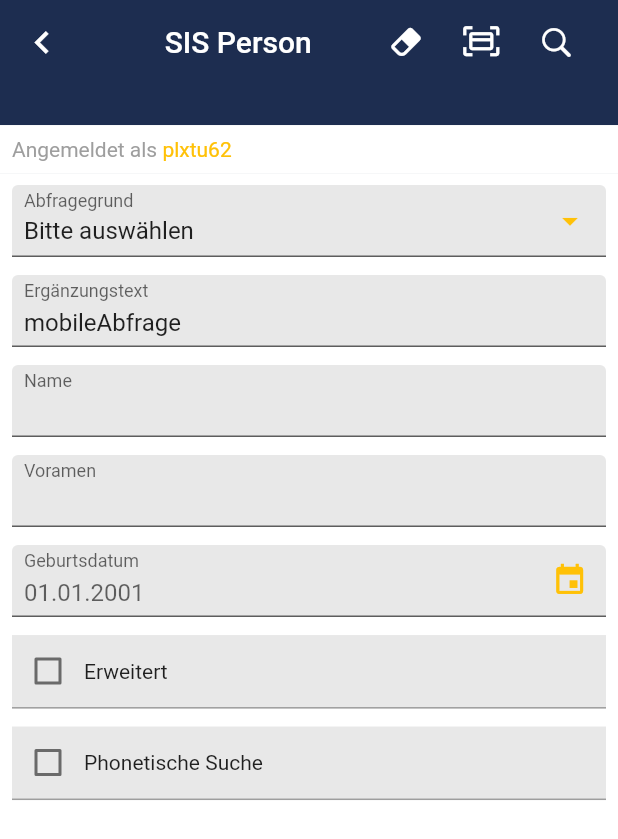
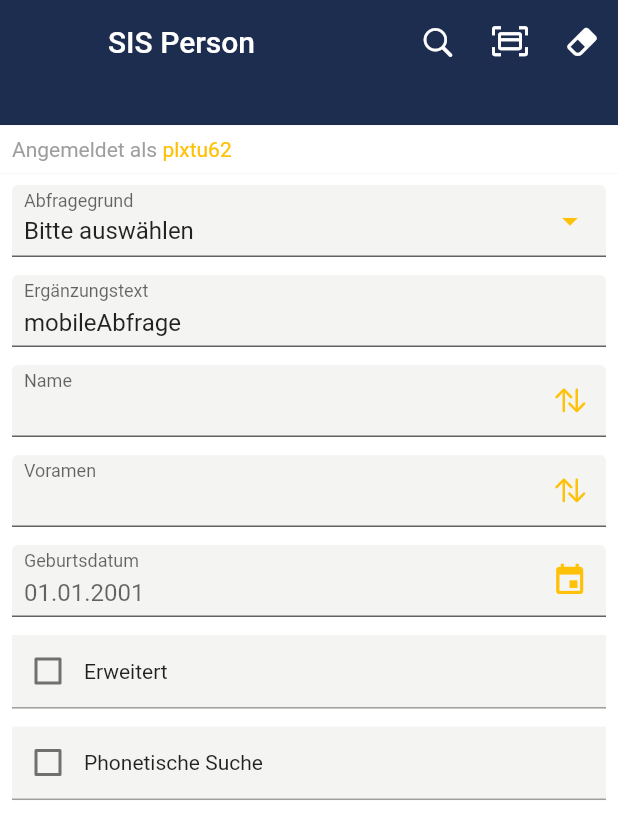
Before and after one commit to Young-Slim-Jim/ba_polizei, a Flutter app: the screen it shows after launch, after a tap on "POLIKS", on a phone screen of 412 x 824 dp. Shown: the top 839 px of the screen. Run offline on Flutter 3.47's test engine with Material 2 defaults, Android fonts, the phone set to English and light mode, and no system bars; our stand-ins replace auto_size_text, cloud_firestore, firebase_auth, firebase_core, fluttericon, font_awesome_flutter; accounts and stored records are empty; network calls fail.

Commit message:
android fixes

```diff
--- a/lib/main.dart
+++ b/lib/main.dart
@@ -46,7 +46,7 @@ class MyApp extends StatelessWidget {
         primaryColor: Platform.isIOS ? Color(0xff00416d) : Color(0xff1d2d50),
         accentColor: Platform.isIOS ? Colors.amber : Colors.white,
         secondaryHeaderColor:
-            Platform.isIOS ? Color(0xff43658b) : Color(0xffe8e8e8),
+            Platform.isIOS ? Color(0xff43658b) : Color(0xfff4f4f2),
         hoverColor: Colors.amber,
         visualDensity: VisualDensity.adaptivePlatformDensity,
         backgroundColor: Platform.isIOS ? Color(0xffe8e8e8) : Colors.white,
--- a/lib/screens/startScreen.dart
+++ b/lib/screens/startScreen.dart
@@ -133,9 +133,7 @@ class StartScreen extends StatelessWidget {
                               TextSpan(text: 'Angemeldet als'),
                               TextSpan(
                                   text: ' plxtu62',
-                                  style: TextStyle(
-                                      color: Theme.of(context)
-                                          .textSelectionColor)),
+                                  style: TextStyle(color: Colors.amber)),
                             ],
                           ),
                         ),
--- a/lib/screens/vivaPerson.dart
+++ b/lib/screens/vivaPerson.dart
@@ -1,5 +1,6 @@
 import 'dart:io';
 
+import 'package:auto_size_text/auto_size_text.dart';
 import 'package:ba_polizei/results_nach_anfrage/widgets/VivaAppbar.dart';
 import 'package:ba_polizei/widgets/androidLoadingSheet.dart';
 import 'package:ba_polizei/widgets/cupertinoLoadingSheet.dart';
@@ -35,6 +36,9 @@ class _VivaPersonState extends State<VivaPerson> {
   final nameFocus = FocusNode();
   final vornameFocus = FocusNode();
   final bdayFocus = FocusNode();
+  final geburtsortFocus = FocusNode();
+  final geburtsnameFocus = FocusNode();
+  final spitznameFocus = FocusNode();
 
   TextEditingController abfragegrundController = TextEditingController(
     text: 'Bitte auswählen',
@@ -77,6 +81,18 @@ class _VivaPersonState extends State<VivaPerson> {
     vornameFocus.addListener(() {
       setState(() {});
     });
+
+    geburtsnameFocus.addListener(() {
+      setState(() {});
+    });
+
+    geburtsortFocus.addListener(() {
+      setState(() {});
+    });
+
+    spitznameFocus.addListener(() {
+      setState(() {});
+    });
   }
 
   Future<void> login() async {
@@ -94,50 +110,46 @@ class _VivaPersonState extends State<VivaPerson> {
             : Size.fromHeight(height * 0.14),
         child: AppBar(
           iconTheme: IconThemeData(color: Theme.of(context).accentColor),
-          leading: IconButton(
+          leading: Platform.isIOS
+              ? IconButton(
                   icon: Icon(Icons.chevron_left, size: 30),
                   onPressed: () {
                     Navigator.pop(context);
                   },
-          ),
+                )
+              : Container(),
           elevation: 0.0,
-          title: Row(
-            children: [
-              Expanded(
-                flex: 45,
-                child: Text(
-                  Platform.isIOS ? "ViVA Person" : "SIS Person",
+          automaticallyImplyLeading: Platform.isIOS ? true : false,
+          title: Platform.isIOS
+              ? Text(
+                  "ViVA Person",
                   textAlign: TextAlign.center,
                   style: TextStyle(color: Colors.white),
+                )
+              : Text(
+                  "SIS Person",
+                  textAlign: TextAlign.left,
+                  style: TextStyle(color: Colors.white),
                 ),
-              ),
-              Expanded(
-                  flex: 13,
-                  child: IconButton(
-                      icon: Platform.isIOS
-                          ? Icon(IOScons.IOSIcons.xmark_square)
-                          : Icon(AndroidIcons.AndroidIcons.eraser),
-                      onPressed: () {})),
-              Expanded(
-                  flex: 13,
-                  child: IconButton(
-                      icon: Platform.isIOS
-                          ? Icon(IOScons.IOSIcons.doc_text_viewfinder)
-                          : Icon(AndroidIcons
-                              .AndroidIcons.credit_card_scan_outline),
-                      onPressed: () => {})),
-              Expanded(
-                flex: 13,
-                child: IconButton(
+          actions: [
+            IconButton(
               icon: Icon(CupertinoIcons.search),
               onPressed: () {
                 searchForPerson();
               },
             ),
-              ),
+            IconButton(
+                icon: Platform.isIOS
+                    ? Icon(IOScons.IOSIcons.doc_text_viewfinder)
+                    : Icon(AndroidIcons.AndroidIcons.credit_card_scan_outline),
+                onPressed: () => {}),
+            IconButton(
+                icon: Platform.isIOS
+                    ? Icon(IOScons.IOSIcons.xmark_square)
+                    : Icon(AndroidIcons.AndroidIcons.eraser),
+                onPressed: () {})
           ],
-          ),
-          centerTitle: true,
+          centerTitle: Platform.isIOS ? true : false,
           bottom: PreferredSize(
             preferredSize: Size.fromHeight(height * 0.05),
             child: Container(
@@ -229,22 +241,12 @@ class _VivaPersonState extends State<VivaPerson> {
         _formKeyName.currentState.validate() &&
         _formKeyBday.currentState.validate() &&
         _formKeyVorname.currentState.validate()) {
-      if (erweitert) {
-        if (_formkeyGeburtsland.currentState.validate() &&
-            _formkeyGeburtsname.currentState.validate() &&
-            _formkeyGeburtsort.currentState.validate() &&
-            _formkeyGeschlecht.currentState.validate() &&
-            _formkeyRolle.currentState.validate() &&
-            _formkeySpitzname.currentState.validate() &&
-            _formkeyStaatsangehoerigkeit.currentState.validate()) {
       await selectHits();
 
       Navigator.push(
         context,
         MaterialPageRoute(builder: (context) => ResultScreen()),
       );
-        }
-      }
 
       Platform.isIOS
           ? showCupertinoDialog(
@@ -361,11 +363,20 @@ class _VivaPersonState extends State<VivaPerson> {
     return Column(
       children: [
         floatingLabelTextfield(
-            "Geburtsort", bdayOrtController, _formkeyGeburtsort),
+            title: "Geburtsort",
+            controller: bdayOrtController,
+            key: _formkeyGeburtsort,
+            node: geburtsortFocus),
         floatingLabelTextfield(
-            "Geburtsname", bdaynameController, _formkeyGeburtsname),
+            title: "Geburtsname",
+            controller: bdaynameController,
+            key: _formkeyGeburtsname,
+            node: geburtsnameFocus),
         floatingLabelTextfield(
-            "Spitzname", nicknameController, _formkeySpitzname),
+            title: "Spitzname",
+            controller: nicknameController,
+            key: _formkeySpitzname,
+            node: spitznameFocus),
         searchSheettextfield("Geburtsland", Listsammlung().getlaenderNamen(),
             bdaylandController, _formkeyGeburtsland),
         searchSheettextfield(
@@ -381,24 +392,27 @@ class _VivaPersonState extends State<VivaPerson> {
     );
   }
 
-  Widget floatingLabelTextfield(
+  Widget floatingLabelTextfield({
     String title,
     TextEditingController controller,
     GlobalKey<FormState> key,
-  ) {
+    FocusNode node,
+  }) {
     return Padding(
       padding: const EdgeInsets.only(bottom: 12.0),
-      child: Form(
+      child: Stack(alignment: Alignment.centerRight, children: [
+        Form(
           key: key,
           child: TextFormField(
+            focusNode: node,
             autocorrect: false,
+            controller: controller,
             validator: (value) {
               if (checkForDigits(value)) {
                 return "keine Zahlen eingeben";
               }
-            return null;
+              return "";
             },
-          controller: controller,
             decoration: InputDecoration(
               labelText: title,
               filled: Platform.isIOS ? false : true,
@@ -413,6 +427,12 @@ class _VivaPersonState extends State<VivaPerson> {
             ),
           ),
         ),
+        node.hasFocus
+            ? IconButton(
+                icon: Icon(Icons.close, color: Theme.of(context).hoverColor),
+                onPressed: () => controller.clear())
+            : Container(),
+      ]),
     );
   }
 
@@ -673,7 +693,11 @@ class _VivaPersonState extends State<VivaPerson> {
               ),
             ),
           ),
-          IconButton(
+          bdayFocus.hasFocus
+              ? IconButton(
+                  icon: Icon(Icons.close, color: Theme.of(context).hoverColor),
+                  onPressed: () => bdayController.clear())
+              : IconButton(
                   icon: Platform.isIOS
                       ? Icon(IOScons.IOSIcons.calendar,
                           color: Theme.of(context).hoverColor)
@@ -773,8 +797,7 @@ class _VivaPersonState extends State<VivaPerson> {
                     icon:
                         Icon(Icons.close, color: Theme.of(context).hoverColor),
                     onPressed: () => nameController.clear())
-                : Platform.isIOS
-                    ? IconButton(
+                : IconButton(
                     icon: Icon(
                       IOScons.IOSIcons.arrow_up_arrow_down,
                       color: Theme.of(context).hoverColor,
@@ -787,7 +810,6 @@ class _VivaPersonState extends State<VivaPerson> {
                       nameController.selection = TextSelection.fromPosition(
                           TextPosition(offset: nameController.text.length));
                     })
-                    : Container()
           ],
         ),
       ),
@@ -838,8 +860,7 @@ class _VivaPersonState extends State<VivaPerson> {
                       icon: Icon(Icons.close,
                           color: Theme.of(context).hoverColor),
                       onPressed: () => vornameController.clear())
-                  : Platform.isIOS
-                      ? IconButton(
+                  : IconButton(
                       icon: Icon(IOScons.IOSIcons.arrow_up_arrow_down,
                           color: Theme.of(context).hoverColor),
                       onPressed: () {
@@ -853,7 +874,6 @@ class _VivaPersonState extends State<VivaPerson> {
                             TextSelection.fromPosition(TextPosition(
                                 offset: vornameController.text.length));
                       })
-                      : Container()
             ],
           ),
         ),
--- a/lib/widgets/PersonAnimatedConatiner.dart
+++ b/lib/widgets/PersonAnimatedConatiner.dart
@@ -60,8 +60,10 @@ class _PersonAnimatedContainerState extends State<PersonAnimatedContainer> {
                   children: [
                     Expanded(
                       flex: 2,
-                      child: FaIcon(FontAwesomeIcons.exclamation,
-                          color: widget.selected ? Colors.red : Colors.white),
+                      child: Center(
+                        child: FaIcon(FontAwesomeIcons.exclamation,
+                            color: widget.selected ? Colors.white : Colors.red),
+                      ),
                     ),
                     Expanded(
                       flex: 11,
--- a/lib/widgets/searchSheetIOS.dart
+++ b/lib/widgets/searchSheetIOS.dart
@@ -80,6 +80,8 @@ class _SearchSheetIOSState extends State<SearchSheetIOS> {
                                   onTap: () {
                                     setState(() {
                                       searchController.clear();
+
+                                      print(widget.auswahl.length);
                                     });
                                   },
                                   child: Icon(Icons.cancel))
```
Also changed, not shown: lib/results_nach_anfrage/screens/MainScreenSelectedResult.dart (+20 -3 lines), lib/results_nach_anfrage/screens/anschrift.dart (+20 -3 lines), lib/results_nach_anfrage/screens/personalie.dart (+20 -3 lines), lib/results_nach_anfrage/screens/personenfandungsnotierung.dart (+20 -3 lines), lib/results_nach_anfrage/screens/weitereDetails.dart (+20 -3 lines), lib/screens/resultScreen.dart (+12 -1 lines), 1 other file. Lines whose indentation alone changed are shown as unchanged.
